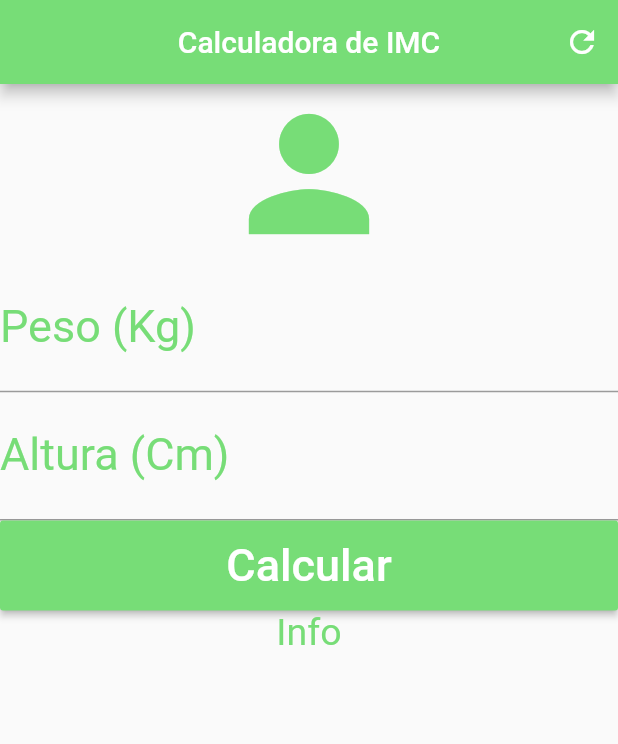
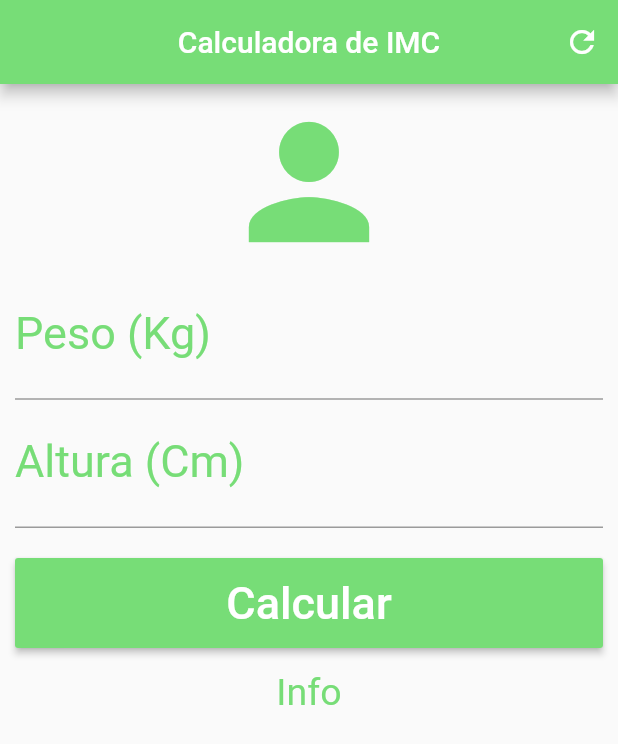
Before and after one commit to Teozada/Calculadora-IMC, a Flutter app: the screen it shows after launch, on a phone screen of 412 x 824 dp. Shown: the top 744 px of the screen. Run offline on Flutter 3.47's test engine with Material 2 defaults, Android fonts, the phone set to English and light mode, and no system bars.

Commit message:
Ajustando responsividade do botao

```diff
--- a/lib/main.dart
+++ b/lib/main.dart
@@ -27,6 +27,7 @@ class _HomeState extends State<Home> {
         ],
       ),
       body: SingleChildScrollView(
+        padding: EdgeInsets.fromLTRB(10.0, 5.0, 10.0, 5.0),
         child: Column(
         crossAxisAlignment: CrossAxisAlignment.stretch,
         children: <Widget>[
@@ -47,12 +48,15 @@ class _HomeState extends State<Home> {
             textAlign: TextAlign.center,
             style: TextStyle(color: Color(0xFF77dd77), fontSize: 30.0),
           ),
-         Container(
+         Padding(
+           padding: EdgeInsets.only(top: 20.0, bottom: 15.0),
+         child: Container(
            height: 60.0,
            child:  RaisedButton( onPressed: () {},
           child: Text('Calcular', style: TextStyle(color: Colors.white, fontSize: 30.0),),
           color: Color(0xFF77dd77),
           ),
+         ),
          ),
          Text('Info',
          textAlign: TextAlign.center,
```
